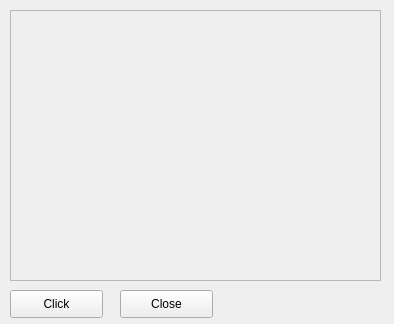
First picture: the form in GDP/GDP/camerawidget.ui, repository barry-durnin/GroupPikDeveloper, before the edit.
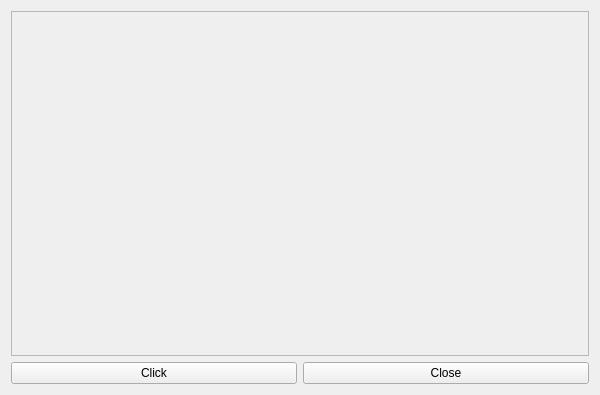
Second picture: the form after the edit.

Commit message: fix the alignment with all the widgets

```diff
--- a/GDP/GDP/camerawidget.ui
+++ b/GDP/GDP/camerawidget.ui
@@ -6,22 +6,16 @@
    <rect>
     <x>0</x>
     <y>0</y>
-    <width>394</width>
-    <height>324</height>
+    <width>600</width>
+    <height>395</height>
    </rect>
   </property>
   <property name="windowTitle">
    <string>Form</string>
   </property>
+  <layout class="QVBoxLayout" name="verticalLayout">
+   <item>
   <widget class="QScrollArea" name="CaptureArea">
-   <property name="geometry">
-    <rect>
-     <x>10</x>
-     <y>10</y>
-     <width>371</width>
-     <height>271</height>
-    </rect>
-   </property>
    <property name="widgetResizable">
     <bool>true</bool>
    </property>
@@ -30,38 +24,32 @@
      <rect>
       <x>0</x>
       <y>0</y>
-      <width>369</width>
-      <height>269</height>
+        <width>576</width>
+        <height>334</height>
      </rect>
     </property>
    </widget>
   </widget>
+   </item>
+   <item>
+    <layout class="QHBoxLayout" name="horizontalLayout">
+     <item>
   <widget class="QPushButton" name="buttonClick">
-   <property name="geometry">
-    <rect>
-     <x>10</x>
-     <y>290</y>
-     <width>93</width>
-     <height>28</height>
-    </rect>
-   </property>
    <property name="text">
     <string>Click</string>
    </property>
   </widget>
+     </item>
+     <item>
   <widget class="QPushButton" name="pushButtonClose">
-   <property name="geometry">
-    <rect>
-     <x>120</x>
-     <y>290</y>
-     <width>93</width>
-     <height>28</height>
-    </rect>
-   </property>
    <property name="text">
     <string>Close</string>
    </property>
   </widget>
+     </item>
+    </layout>
+   </item>
+  </layout>
  </widget>
  <resources/>
  <connections/>
```
Lines whose indentation alone changed are shown as unchanged. The commit also changes 5 other files.
